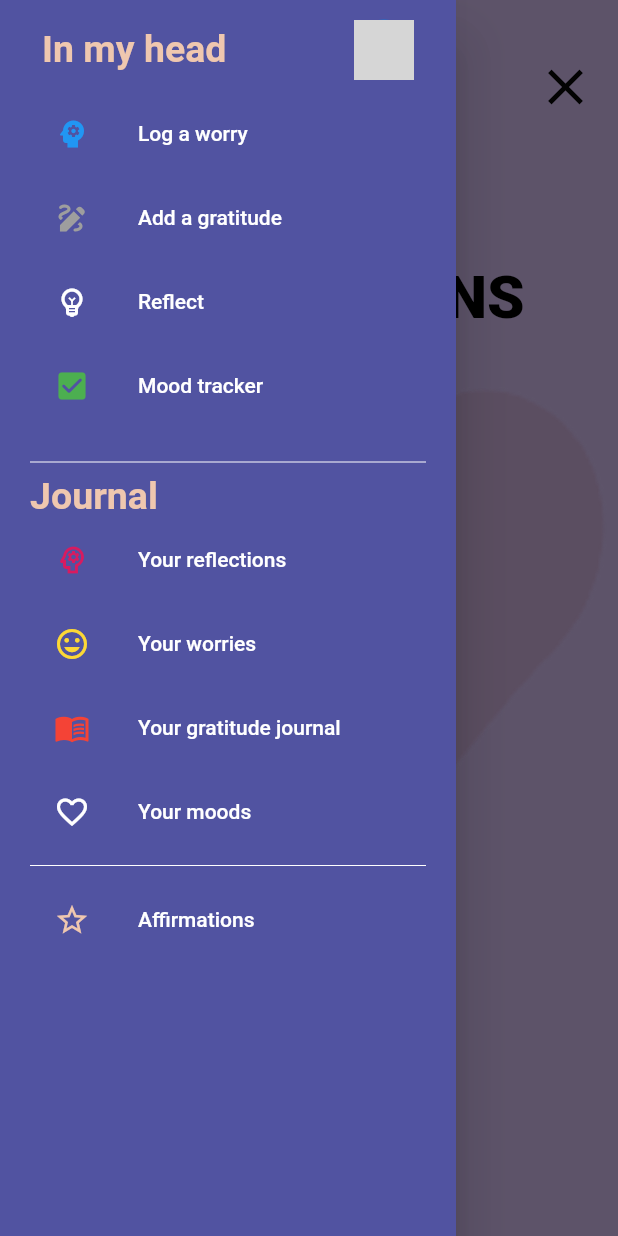
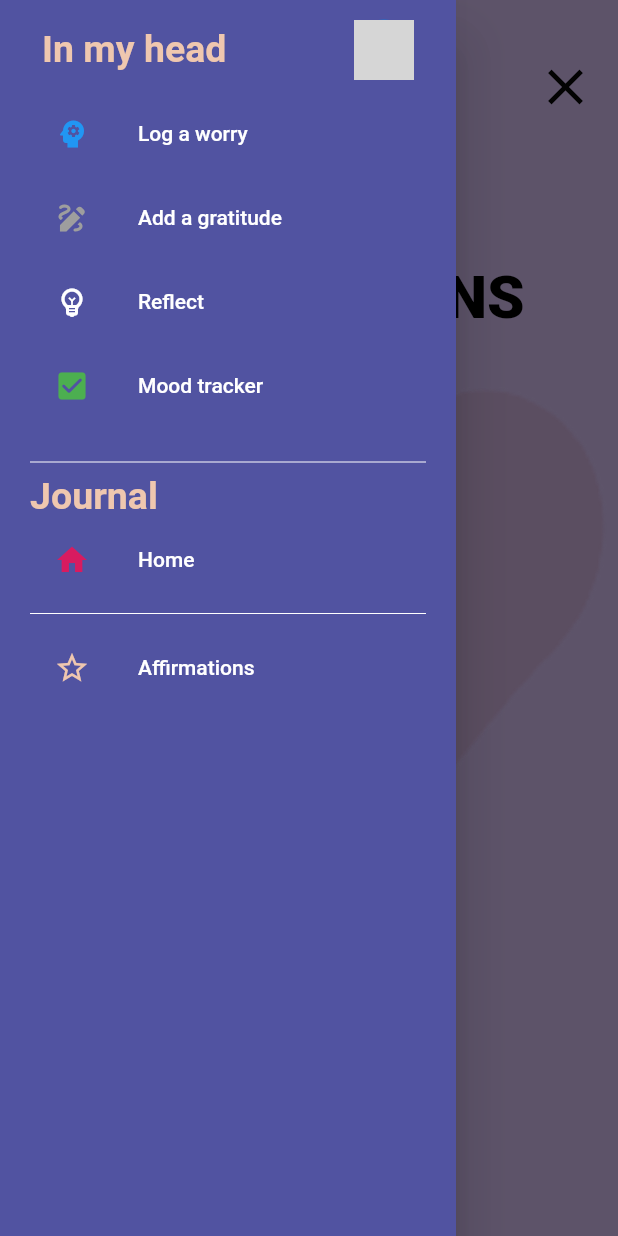
Before and after one commit to farahramzy/inmy_head, a Flutter app: the Affirmations screen opened by its route, with the side drawer open, on a phone screen of 412 x 824 dp. Run offline on Flutter 3.47's test engine with Material 2 defaults, Android fonts, the phone set to English and light mode, and no system bars; grey boxes are pictures that could not be loaded.

Commit message:
journal main page, diaplay page

```diff
--- a/lib/data/reflection_data.dart
+++ b/lib/data/reflection_data.dart
@@ -1,5 +1,6 @@
 class Reflectionata {
   List<String>? reflectionList = [
+    'Today\'s date is....',
     'What is the most interesting \n thing you learned today?',
     'What inspired you today?',
     'What are your goals for tommorow?',
--- a/lib/main.dart
+++ b/lib/main.dart
@@ -1,6 +1,8 @@
 import 'package:flutter/material.dart';
 import 'package:inmy_head/screens/admin_edit.dart';
+import 'package:inmy_head/screens/day.dart';
 import 'package:inmy_head/screens/homepage.dart';
+import 'package:inmy_head/screens/journal.dart';
 import 'package:inmy_head/screens/login_.dart';
 import 'package:inmy_head/screens/reflections.dart';
 import 'package:inmy_head/screens/forget_.dart';
@@ -28,8 +30,10 @@ class MyApp extends StatelessWidget {
         initialRoute: 'welcome',
         routes: {
           'welcome': (context) => const Welcome(),
+          'journal': (context) => const Journal(),
           'login': (context) => const LoginC(),
           'signup': (context) => const SignUpC(),
+          'day': (context) => const Day(),
           'homePage': (context) => const HomePage(),
           'gratitude': (context) => const Gratitude(),
           'worry': (context) => const Worry(),
--- a/lib/screens/admin.dart
+++ b/lib/screens/admin.dart
@@ -41,7 +41,7 @@ class _AdminState extends State<Admin> {
                       ),
                       IconButton(
                         onPressed: () {
-                          Navigator.pushNamed(context, 'homePage');
+                          Navigator.pushNamed(context, 'journal');
                         },
                         icon: const Icon(Icons.close_sharp, size: FontSize.s40),
                         color: ColorManager.black,
@@ -66,7 +66,7 @@ class _AdminState extends State<Admin> {
                     width: 350,
                     decoration: BoxDecoration(
                         color: ColorManager.lightBlue,
-                        borderRadius: BorderRadius.all(
+                        borderRadius: const BorderRadius.all(
                           Radius.circular(40.0),
                         )),
                     alignment: Alignment.center,
--- a/lib/screens/admin_edit.dart
+++ b/lib/screens/admin_edit.dart
@@ -32,7 +32,7 @@ class AdminEdit extends StatelessWidget {
                       ),
                       IconButton(
                         onPressed: () {
-                          Navigator.pushNamed(context, 'homePage');
+                          Navigator.pushNamed(context, 'welcome');
                         },
                         icon: const Icon(Icons.close_sharp, size: FontSize.s40),
                         color: ColorManager.black,
--- a/lib/screens/affirmations_.dart
+++ b/lib/screens/affirmations_.dart
@@ -1,6 +1,5 @@
 import 'package:flutter/material.dart';
 import 'package:inmy_head/constants/constants.dart';
-import '../data/affirmations_data.dart';
 import 'drawer.dart';
 import '../widgets/affirmations_box.dart';
 
@@ -42,7 +41,7 @@ class Affirmations extends StatelessWidget {
                     ),
                     IconButton(
                       onPressed: () {
-                        Navigator.pushNamed(context, 'homePage');
+                        Navigator.pushNamed(context, 'journal');
                       },
                       icon: const Icon(Icons.close_sharp, size: FontSize.s40),
                       color: ColorManager.black,
--- a/lib/screens/drawer.dart
+++ b/lib/screens/drawer.dart
@@ -74,29 +74,29 @@ class NavigationDrawer extends StatelessWidget {
                 onClicked: () => selectedItem(context, 8),
               ),
               buildMenuItem(
-                text: 'Your reflections',
-                icon: Icons.psychology_outlined,
+                text: 'Home',
+                icon: Icons.home,
                 iconColor: ColorManager.pinkShadow600,
-                // onClicked: () => selectedItem(context, 4),
+                onClicked: () => selectedItem(context, 12),
               ),
-              buildMenuItem(
-                text: 'Your worries',
-                icon: Icons.mood,
-                iconColor: ColorManager.yellowShdow600,
-                // onClicked: () => selectedItem(context, 5),
-              ),
-              buildMenuItem(
-                text: 'Your gratitude journal',
-                icon: Icons.menu_book,
-                iconColor: ColorManager.red,
-                // onClicked: () => selectedItem(context, 6),
-              ),
-              buildMenuItem(
-                text: 'Your moods',
-                icon: Icons.favorite_border,
-                iconColor: ColorManager.white,
-                // onClicked: () => selectedItem(context, 7),
-              ),
+              // buildMenuItem(
+              //   text: 'Your worries',
+              //   icon: Icons.mood,
+              //   iconColor: ColorManager.yellowShdow600,
+              //   // onClicked: () => selectedItem(context, 5),
+              // ),
+              // buildMenuItem(
+              //   text: 'Your gratitude journal',
+              //   icon: Icons.menu_book,
+              //   iconColor: ColorManager.red,
+              //   // onClicked: () => selectedItem(context, 6),
+              // ),
+              // buildMenuItem(
+              //   text: 'Your moods',
+              //   icon: Icons.favorite_border,
+              //   iconColor: ColorManager.white,
+              //   // onClicked: () => selectedItem(context, 7),
+              // ),
               Divider(color: ColorManager.white),
               buildMenuItem(
                 text: 'Affirmations',
--- a/lib/screens/edit_profile.dart
+++ b/lib/screens/edit_profile.dart
@@ -38,7 +38,7 @@ class _EditProfileState extends State<EditProfile> {
                     ),
                     IconButton(
                       onPressed: () {
-                        Navigator.pushNamed(context, 'homePage');
+                        Navigator.pushNamed(context, 'journal');
                       },
                       icon: const Icon(Icons.close_sharp, size: FontSize.s40),
                       color: ColorManager.black,
--- a/lib/screens/gratitude.dart
+++ b/lib/screens/gratitude.dart
@@ -1,6 +1,7 @@
 import 'package:flutter/material.dart';
 import '../constants/constants.dart';
 import '../data/gratitude_data.dart';
+import 'drawer.dart';
 
 class Gratitude extends StatefulWidget {
   const Gratitude({super.key});
@@ -71,6 +72,8 @@ class _GratitudeState extends State<Gratitude> {
   @override
   Widget build(BuildContext context) {
     return Scaffold(
+      key: _globalKey,
+      drawer: const NavigationDrawer(),
       resizeToAvoidBottomInset: false,
       body: SafeArea(
         child: Container(
@@ -95,7 +98,7 @@ class _GratitudeState extends State<Gratitude> {
                       ),
                       IconButton(
                         onPressed: () {
-                          Navigator.pushNamed(context, 'homePage');
+                          Navigator.pushNamed(context, 'journal');
                         },
                         icon: const Icon(Icons.close_sharp, size: FontSize.s40),
                         color: ColorManager.black,
--- a/lib/screens/homepage.dart
+++ b/lib/screens/homepage.dart
@@ -17,7 +17,7 @@ class _HomePageState extends State<HomePage> {
     return Scaffold(
       key: _globalKey,
       drawer: const NavigationDrawer(),
-      backgroundColor: ColorManager.beige,
+      backgroundColor: ColorManager.white,
       body: SafeArea(
         child: Stack(
           children: [
@@ -145,7 +145,7 @@ class _HomePageState extends State<HomePage> {
                       padding: const EdgeInsets.all(5.0),
                       // alignment: Alignment.bottomCenter,
                       decoration: BoxDecoration(
-                        color: ColorManager.white,
+                        color: ColorManager.beige,
                         borderRadius: const BorderRadius.all(
                           Radius.circular(16),
                         ),
--- a/lib/screens/login_.dart
+++ b/lib/screens/login_.dart
@@ -75,7 +75,7 @@ class _LoginCState extends State<LoginC> {
                           if (emailController != null &&
                               emailController.isNotEmpty &&
                               emailController == loginModel.username) {
-                            Navigator.pushNamed(context, 'homePage');
+                            Navigator.pushNamed(context, 'journal');
                             return null;
                           } else {
                             return 'Please enter Email';
@@ -103,7 +103,7 @@ class _LoginCState extends State<LoginC> {
                           if (passwordController != null &&
                               passwordController.isNotEmpty &&
                               passwordController == loginModel.password) {
-                            Navigator.pushNamed(context, 'homePage');
+                            Navigator.pushNamed(context, 'journal');
                             return null;
                           } else {
                             return 'Please enter Password';
--- a/lib/screens/mood_tracker_screen.dart
+++ b/lib/screens/mood_tracker_screen.dart
@@ -41,7 +41,7 @@ class _MoodTrackerState extends State<MoodTracker> {
                     ),
                     IconButton(
                       onPressed: () {
-                        Navigator.pushNamed(context, 'homePage');
+                        Navigator.pushNamed(context, 'journal');
                       },
                       icon: const Icon(Icons.close_sharp, size: FontSize.s40),
                       color: ColorManager.white,
@@ -101,7 +101,7 @@ class _MoodTrackerState extends State<MoodTracker> {
               const SizedBox(height: 130),
               GestureDetector(
                 onTap: () {
-                  Navigator.pushNamed(context, 'homePage');
+                  Navigator.pushNamed(context, 'journal');
                 },
                 child: Material(
                   borderRadius: BorderRadius.circular(100.0),
--- a/lib/screens/reflections.dart
+++ b/lib/screens/reflections.dart
@@ -98,7 +98,7 @@ class _ReflectionsState extends State<Reflections> {
                       ),
                       IconButton(
                         onPressed: () {
-                          Navigator.pushNamed(context, 'homePage');
+                          Navigator.pushNamed(context, 'journal');
                         },
                         icon: const Icon(Icons.close_sharp, size: FontSize.s40),
                         color: ColorManager.black,
--- a/lib/screens/signup_.dart
+++ b/lib/screens/signup_.dart
@@ -1,5 +1,6 @@
 import 'package:flutter/material.dart';
 import 'package:inmy_head/screens/admin.dart';
+import 'package:inmy_head/screens/journal.dart';
 import '../constants/constants.dart';
 import '../widgets/signup_tf.dart';
 import 'affirmations_.dart';
@@ -191,7 +192,7 @@ class _SignUpCState extends State<SignUpC> with RestorationMixin {
                       Navigator.push(
                         context,
                         MaterialPageRoute(
-                            builder: (context) => const Affirmations()),
+                            builder: (context) => const Journal()),
                       );
                     },
                     child: const Text(
--- a/lib/screens/worry.dart
+++ b/lib/screens/worry.dart
@@ -125,7 +125,7 @@ class _WorrysState extends State<Worry> {
                       ),
                       IconButton(
                         onPressed: () {
-                          Navigator.pushNamed(context, 'homePage');
+                          Navigator.pushNamed(context, 'journal');
                         },
                         icon: const Icon(Icons.close_sharp, size: FontSize.s40),
                         color: ColorManager.black,
```
Also changed, not shown: lib/widgets/selected_item.dart (+10 -0 lines), images/1.png (deleted), images/2.png (deleted).
